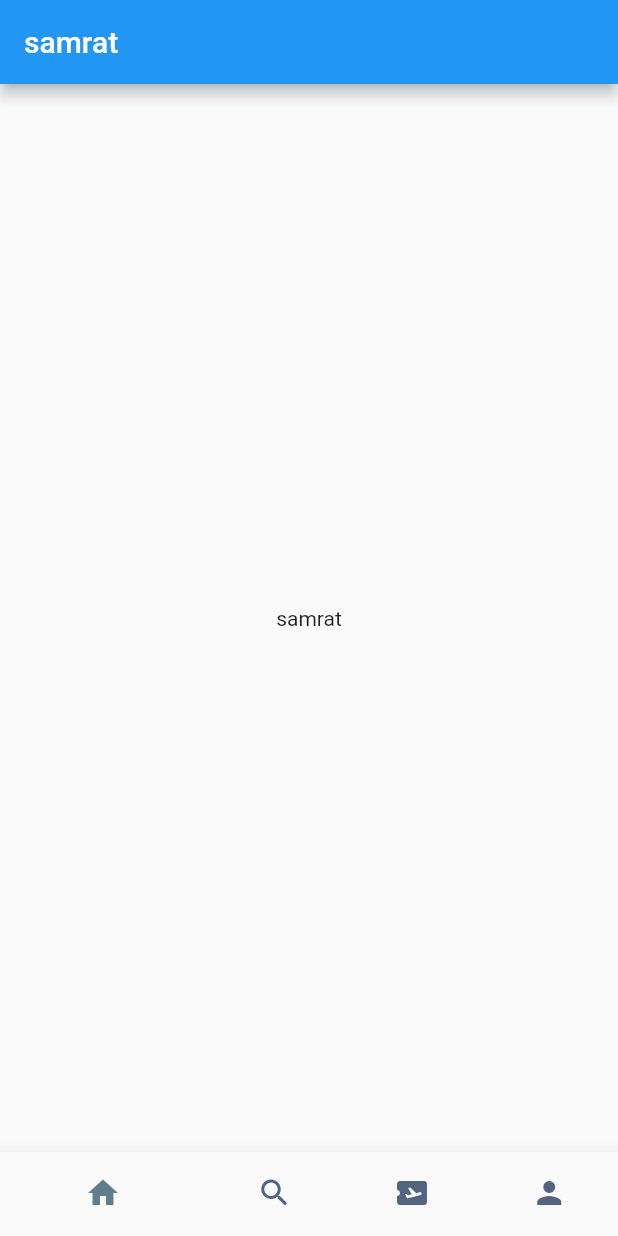
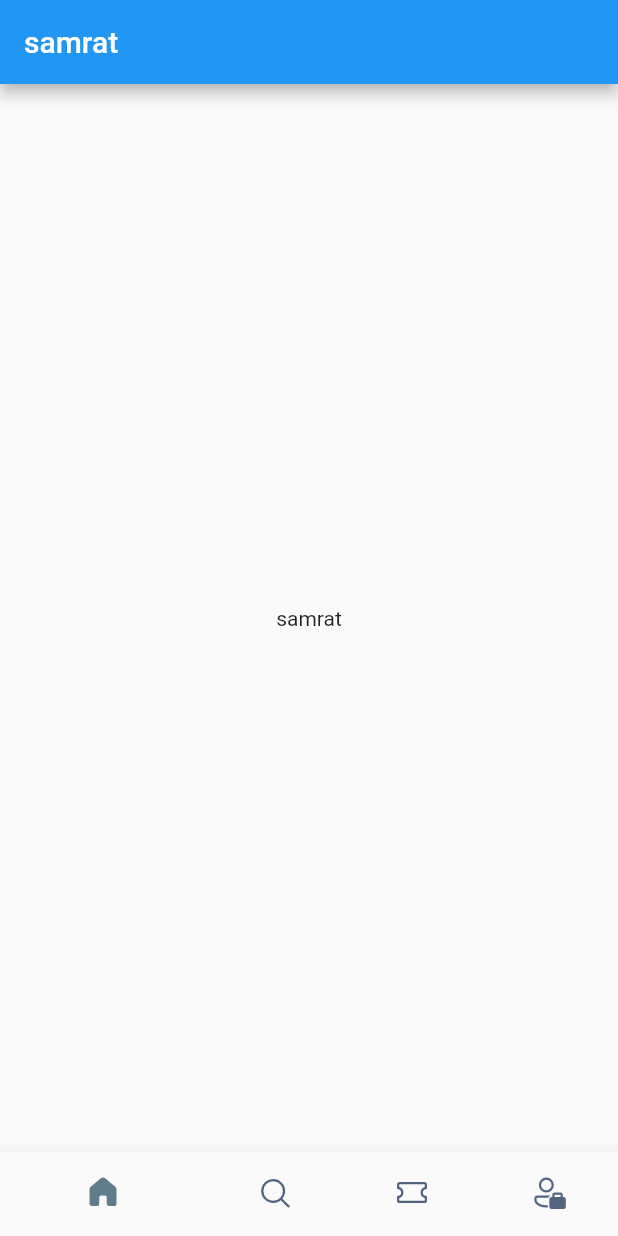
Before and after one commit to its-asaduzzaman/air_ticket_flutter, a Flutter app: the screen it shows after launch, on a phone screen of 412 x 824 dp. Run offline on Flutter 3.47's test engine with Material 2 defaults, Android fonts, the phone set to English and light mode, and no system bars; our stand-ins replace fluentui_icons.

Commit message:
added Fluent icon for bottom bar

```diff
--- a/lib/screens/bottom_bar.dart
+++ b/lib/screens/bottom_bar.dart
@@ -1,3 +1,4 @@
+import 'package:fluentui_icons/fluentui_icons.dart';
 import 'package:flutter/material.dart';
 
 class BottomBar extends StatefulWidget {
@@ -25,19 +26,24 @@ class _BottomBarState extends State<BottomBar> {
         unselectedItemColor: const Color(0xFF526480),
         items: [
           BottomNavigationBarItem(
-            icon: Icon(Icons.home),
+            icon: Icon(FluentSystemIcons.ic_fluent_home_regular),
+            activeIcon: Icon(FluentSystemIcons.ic_fluent_home_filled),
             label: "Home",
           ),
           BottomNavigationBarItem(
-            icon: Icon(Icons.search_rounded),
+            icon: Icon(FluentSystemIcons.ic_fluent_search_regular),
+            activeIcon: Icon(FluentSystemIcons.ic_fluent_search_filled),
             label: "Serach",
           ),
           BottomNavigationBarItem(
-            icon: Icon(Icons.airplane_ticket),
+            icon: Icon(FluentSystemIcons.ic_fluent_ticket_regular),
+            activeIcon: Icon(FluentSystemIcons.ic_fluent_ticket_filled),
             label: "Ticket",
           ),
           BottomNavigationBarItem(
-            icon: Icon(Icons.person),
+            icon: Icon(FluentSystemIcons.ic_fluent_person_accounts_regular),
+            activeIcon:
+                Icon(FluentSystemIcons.ic_fluent_person_accounts_filled),
             label: "Profile",
           ),
         ],
--- a/pubspec.yaml
+++ b/pubspec.yaml
@@ -34,6 +34,7 @@ dependencies:
   # The following adds the Cupertino Icons font to your application.
   # Use with the CupertinoIcons class for iOS style icons.
   cupertino_icons: ^1.0.2
+  fluentui_icons: ^1.0.0
 
 dev_dependencies:
   flutter_test:
```
Also changed, not shown: pubspec.lock.
